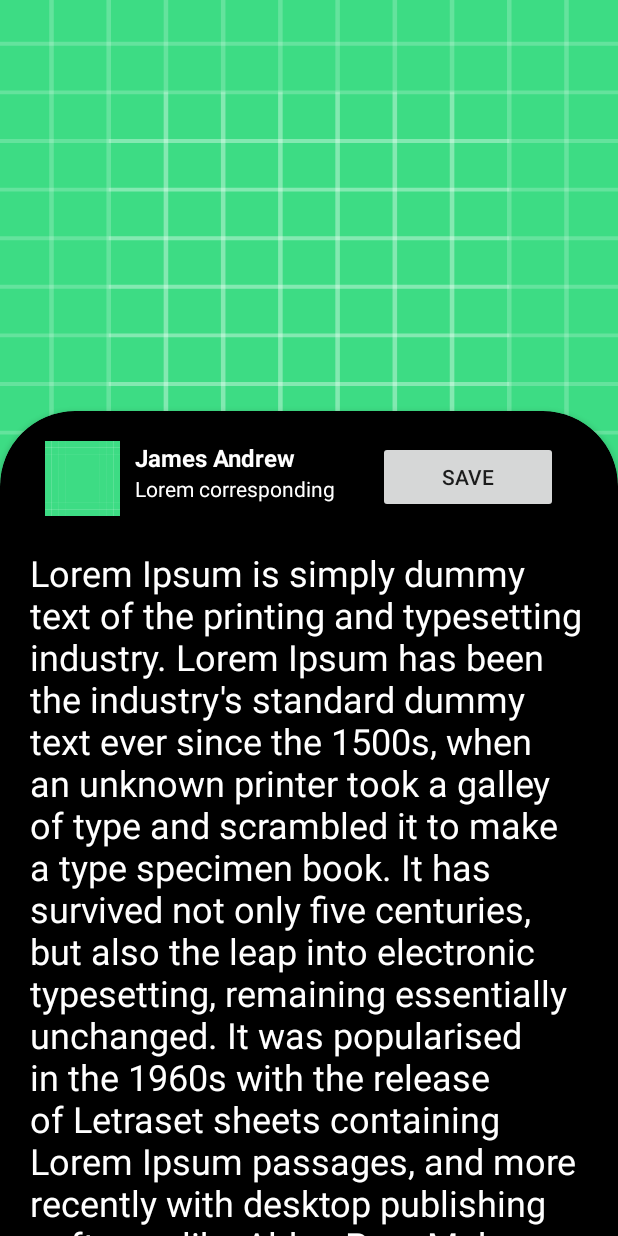
After one commit to abhaylivenow/NewsApp, an Android app: the ReadNewsActivity screen opened directly, with no data from a screen before it, on a phone screen of 412 x 824 dp. The commit adds this screen. Run offline under Robolectric (Android 15) with nearby library versions, the phone set to English and light mode, and no system bars; network calls fail.

Commit message:
Read dull news activity with UI created.

```diff
--- a/app/src/main/AndroidManifest.xml
+++ b/app/src/main/AndroidManifest.xml
@@ -2,7 +2,7 @@
 <manifest xmlns:android="http://schemas.android.com/apk/res/android"
     package="com.example.newsapp">
 
-    <uses-permission android:name="android.permission.INTERNET"/>
+    <uses-permission android:name="android.permission.INTERNET" />
 
     <application
         android:allowBackup="true"
@@ -11,6 +11,9 @@
         android:roundIcon="@mipmap/ic_launcher_round"
         android:supportsRtl="true"
         android:theme="@style/Theme.NewsApp">
+        <activity
+            android:name=".ui.ReadNewsActivity"
+            android:exported="true" />
         <activity
             android:name=".ui.MainActivity"
             android:exported="true">
--- a/app/src/main/java/com/example/newsapp/ui/MainActivity.kt
+++ b/app/src/main/java/com/example/newsapp/ui/MainActivity.kt
@@ -1,11 +1,14 @@
 package com.example.newsapp.ui
 
+import android.content.Intent
 import androidx.appcompat.app.AppCompatActivity
 import android.os.Bundle
 import android.view.View
 import android.widget.EditText
 import android.widget.ProgressBar
+import android.widget.TextView
 import android.widget.Toast
+import androidx.activity.result.contract.ActivityResultContracts
 import androidx.core.widget.addTextChangedListener
 import androidx.lifecycle.Observer
 import androidx.lifecycle.ViewModelProvider
@@ -20,6 +23,7 @@ import kotlinx.coroutines.Job
 import kotlinx.coroutines.MainScope
 import kotlinx.coroutines.delay
 import kotlinx.coroutines.launch
+import org.w3c.dom.Text
 
 class MainActivity : AppCompatActivity() {
 
@@ -28,6 +32,7 @@ class MainActivity : AppCompatActivity() {
     private lateinit var progressBar: ProgressBar
     private lateinit var edtSearch: EditText
     private lateinit var rvNews: RecyclerView
+    private lateinit var textNews: TextView
 
     override fun onCreate(savedInstanceState: Bundle?) {
         super.onCreate(savedInstanceState)
@@ -36,6 +41,12 @@ class MainActivity : AppCompatActivity() {
         progressBar = findViewById(R.id.progressBar)
         rvNews = findViewById(R.id.rv_news)
         edtSearch = findViewById(R.id.search)
+        textNews = findViewById(R.id.text_newsbreeze)
+        textNews.setOnClickListener {
+            startActivity(
+                Intent(this,ReadNewsActivity::class.java)
+            )
+        }
         setupRecyclerView()
 
         val newsRepository = NewsRepository(ArticleDatabase(this))
--- /dev/null
+++ b/app/src/main/java/com/example/newsapp/ui/ReadNewsActivity.kt
@@ -0,0 +1,12 @@
+package com.example.newsapp.ui
+
+import androidx.appcompat.app.AppCompatActivity
+import android.os.Bundle
+import com.example.newsapp.R
+
+class ReadNewsActivity : AppCompatActivity() {
+    override fun onCreate(savedInstanceState: Bundle?) {
+        super.onCreate(savedInstanceState)
+        setContentView(R.layout.activity_read_news)
+    }
+}
--- /dev/null
+++ b/app/src/main/res/drawable/bg_full_news.xml
@@ -0,0 +1,8 @@
+<?xml version="1.0" encoding="utf-8"?>
+<shape xmlns:android="http://schemas.android.com/apk/res/android">
+
+    <solid android:color="@color/purple_200" />
+    <corners
+        android:topLeftRadius="50dp"
+        android:topRightRadius="50dp" />
+</shape>
--- /dev/null
+++ b/app/src/main/res/layout/activity_read_news.xml
@@ -0,0 +1,88 @@
+<?xml version="1.0" encoding="utf-8"?>
+<RelativeLayout xmlns:android="http://schemas.android.com/apk/res/android"
+    xmlns:app="http://schemas.android.com/apk/res-auto"
+    xmlns:tools="http://schemas.android.com/tools"
+    android:layout_width="match_parent"
+    android:layout_height="match_parent"
+    android:background="@color/black"
+    tools:context=".ui.ReadNewsActivity">
+
+    <ImageView
+        android:id="@+id/image_thumbnail"
+        android:layout_width="match_parent"
+        android:layout_height="350dp"
+        android:scaleType="fitXY"
+        android:src="@drawable/ic_launcher_background" />
+
+    <androidx.cardview.widget.CardView
+        android:layout_width="match_parent"
+        android:layout_height="550dp"
+        android:layout_alignParentBottom="true"
+        android:backgroundTint="@color/black"
+        app:cardCornerRadius="50dp">
+
+        <RelativeLayout
+            android:layout_width="match_parent"
+            android:layout_height="match_parent">
+
+            <Button
+                android:id="@+id/btn_save"
+                android:layout_width="120dp"
+                android:layout_height="wrap_content"
+                android:layout_alignParentEnd="true"
+                android:layout_marginTop="20dp"
+                android:layout_marginEnd="40dp"
+                android:text="Save" />
+
+            <ImageView
+                android:id="@+id/image_author"
+                android:layout_width="50dp"
+                android:layout_height="50dp"
+                android:layout_marginStart="30dp"
+                android:layout_marginTop="20dp"
+                android:src="@drawable/ic_launcher_background" />
+
+            <TextView
+                android:id="@+id/text_author_name"
+                android:layout_width="wrap_content"
+                android:layout_height="wrap_content"
+                android:layout_marginStart="10dp"
+                android:layout_marginTop="20dp"
+                android:layout_toRightOf="@id/image_author"
+                android:text="James Andrew"
+                android:textColor="@color/white"
+                android:textSize="16sp"
+                android:textStyle="bold" />
+
+            <TextView
+                android:id="@+id/text_author_designation"
+                android:layout_width="wrap_content"
+                android:layout_height="wrap_content"
+                android:layout_below="@id/text_author_name"
+                android:layout_marginStart="10dp"
+                android:layout_toRightOf="@id/image_author"
+                android:text="Lorem corresponding"
+                android:textColor="@color/white"
+                android:textSize="14sp" />
+
+            <ScrollView
+                android:layout_below="@id/text_author_designation"
+                android:layout_marginTop="30dp"
+                android:layout_width="match_parent"
+                android:layout_height="match_parent">
+
+                <TextView
+                    android:id="@+id/text_full_news"
+                    android:layout_width="wrap_content"
+                    android:layout_height="wrap_content"
+                    android:paddingStart="20dp"
+                    android:paddingEnd="20dp"
+                    android:text="Lorem Ipsum is simply dummy text of the printing and typesetting industry. Lorem Ipsum has been the industry's standard dummy text ever since the 1500s, when an unknown printer took a galley of type and scrambled it to make a type specimen book. It has survived not only five centuries, but also the leap into electronic typesetting, remaining essentially unchanged. It was popularised in the 1960s with the release of Letraset sheets containing Lorem Ipsum passages, and more recently with desktop publishing software like Aldus PageMaker including versions of Lorem Ipsum."
+                    android:textColor="@color/white"
+                    android:textSize="24sp" />
+            </ScrollView>
+        </RelativeLayout>
+
+    </androidx.cardview.widget.CardView>
+
+</RelativeLayout>
```
